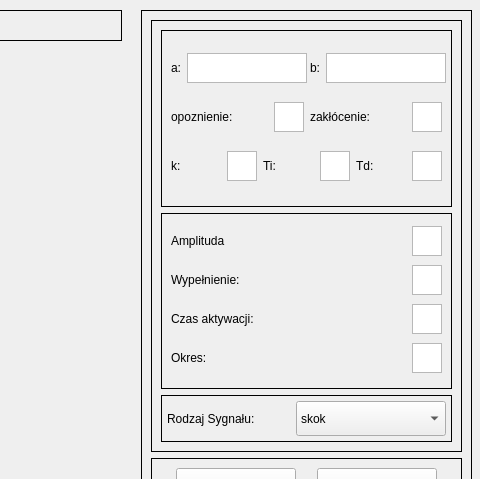
This is ProjektUARqt/ukladautomatycznejregulacji.ui in dawib19992/ProjekcikUAR as Qt 5 draws it before an edit; both pictures show x 749 to 1229 and y 0 to 479 of the 1229 by 749 pixel window. The edited form follows.
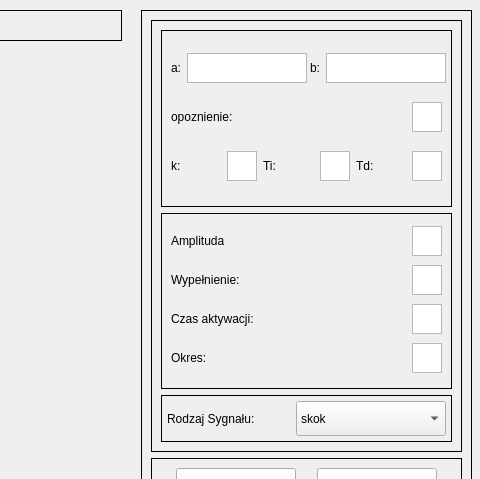
This is the edited form. Custom widgets are drawn as their Qt base class.

Commit message: losowa wartość zakłócenia

```diff
--- a/ProjektUARqt/ukladautomatycznejregulacji.ui
+++ b/ProjektUARqt/ukladautomatycznejregulacji.ui
@@ -48,7 +48,7 @@
      <set>Qt::AlignCenter</set>
     </property>
    </widget>
-   <widget class="QWidget" name="">
+   <widget class="QWidget" name="layoutWidget">
     <property name="geometry">
      <rect>
       <x>0</x>
@@ -59,7 +59,7 @@
     </property>
     <layout class="QVBoxLayout" name="verticalLayout_14"/>
    </widget>
-   <widget class="QWidget" name="">
+   <widget class="QWidget" name="layoutWidget">
     <property name="geometry">
      <rect>
       <x>0</x>
@@ -70,7 +70,7 @@
     </property>
     <layout class="QVBoxLayout" name="verticalLayout_16"/>
    </widget>
-   <widget class="QWidget" name="">
+   <widget class="QWidget" name="layoutWidget">
     <property name="geometry">
      <rect>
       <x>0</x>
@@ -81,7 +81,7 @@
     </property>
     <layout class="QVBoxLayout" name="verticalLayout_17"/>
    </widget>
-   <widget class="QFrame" name="">
+   <widget class="QFrame" name="frame">
     <property name="geometry">
      <rect>
       <x>890</x>
@@ -99,7 +99,7 @@
        <item>
         <layout class="QVBoxLayout" name="verticalLayout_15">
          <item>
-          <widget class="QFrame" name="">
+          <widget class="QFrame" name="frame">
            <property name="frameShape">
             <enum>QFrame::Box</enum>
            </property>
@@ -115,7 +115,7 @@
                     <item>
                      <layout class="QVBoxLayout" name="verticalLayout_3">
                       <item>
-                       <widget class="QFrame" name="">
+                       <widget class="QFrame" name="frame">
                         <property name="frameShape">
                          <enum>QFrame::Box</enum>
                         </property>
@@ -207,33 +207,6 @@
                              </item>
                             </layout>
                            </item>
-                           <item>
-                            <layout class="QHBoxLayout" name="horizontalLayout_7">
-                             <item>
-                              <widget class="QLabel" name="label_7">
-                               <property name="text">
-                                <string>zakłócenie:</string>
-                               </property>
-                              </widget>
-                             </item>
-                             <item>
-                              <widget class="QPlainTextEdit" name="te_zaklocenie">
-                               <property name="minimumSize">
-                                <size>
-                                 <width>30</width>
-                                 <height>30</height>
-                                </size>
-                               </property>
-                               <property name="maximumSize">
-                                <size>
-                                 <width>30</width>
-                                 <height>30</height>
-                                </size>
-                               </property>
-                              </widget>
-                             </item>
-                            </layout>
-                           </item>
                           </layout>
                          </item>
                          <item>
@@ -343,7 +316,7 @@
                    </layout>
                   </item>
                   <item>
-                   <widget class="QFrame" name="">
+                   <widget class="QFrame" name="frame">
                     <property name="frameShape">
                      <enum>QFrame::Box</enum>
                     </property>
@@ -538,7 +511,7 @@
           </widget>
          </item>
          <item>
-          <widget class="QFrame" name="">
+          <widget class="QFrame" name="frame">
            <property name="frameShape">
             <enum>QFrame::Box</enum>
            </property>
@@ -616,7 +589,7 @@
         </layout>
        </item>
        <item>
-        <widget class="QFrame" name="">
+        <widget class="QFrame" name="frame">
          <property name="frameShape">
           <enum>QFrame::Box</enum>
          </property>
```
Left out of the diff: 2 changed lines with no effect on the pictures. The commit also changes 1 other file.
